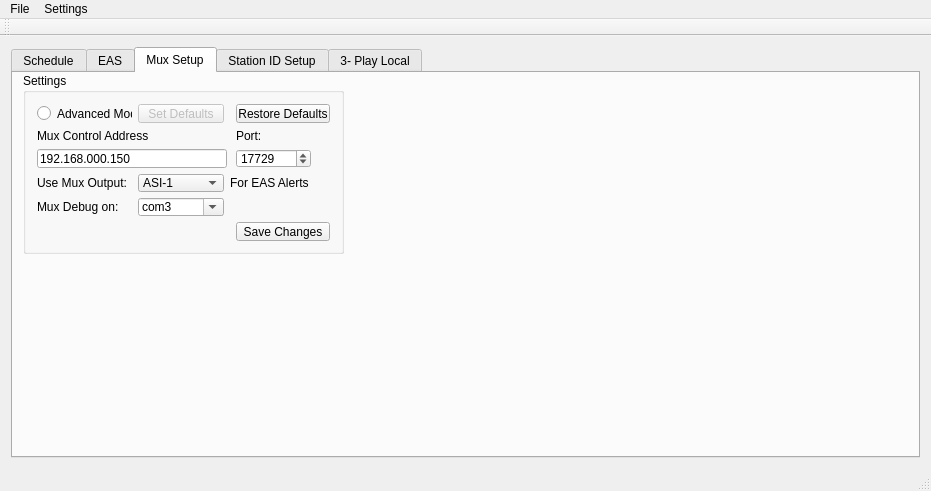
First picture: the form in Source/mainwindow.ui, repository dedicatedbroadcastsolutions/TvARP, before the edit.
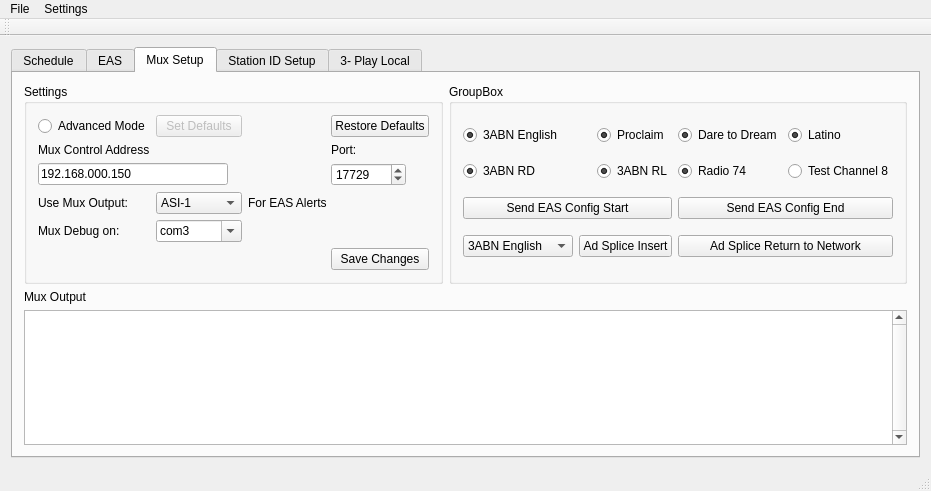
Second picture: the form after the edit. The open tabs and pages were chosen to show the change. Icons and pictures are not drawn.

Commit message:
fix_mux_config
fix restart mux to continue mux log display
fix formatting on mux log text file
add debug buttons for splice commands

```diff
--- a/Source/mainwindow.ui
+++ b/Source/mainwindow.ui
@@ -6,7 +6,7 @@
    <rect>
     <x>0</x>
     <y>0</y>
-    <width>764</width>
+    <width>837</width>
     <height>452</height>
    </rect>
   </property>
@@ -455,15 +455,35 @@
        <attribute name="title">
         <string>Mux Setup</string>
        </attribute>
+       <layout class="QGridLayout" name="gridLayout_9">
+        <item row="5" column="0" colspan="2">
+         <widget class="QTextEdit" name="mux_log_display_2">
+          <property name="verticalScrollBarPolicy">
+           <enum>Qt::ScrollBarAlwaysOn</enum>
+          </property>
+          <property name="autoFormatting">
+           <set>QTextEdit::AutoAll</set>
+          </property>
+          <property name="readOnly">
+           <bool>true</bool>
+          </property>
+          <property name="acceptRichText">
+           <bool>true</bool>
+          </property>
+          <property name="textInteractionFlags">
+           <set>Qt::NoTextInteraction</set>
+          </property>
+         </widget>
+        </item>
+        <item row="4" column="0" colspan="2">
+         <widget class="QLabel" name="label_19">
+          <property name="text">
+           <string>Mux Output</string>
+          </property>
+         </widget>
+        </item>
+        <item row="2" column="0" rowspan="2">
        <widget class="QGroupBox" name="groupBox_5">
-        <property name="geometry">
-         <rect>
-          <x>10</x>
-          <y>0</y>
-          <width>321</width>
-          <height>181</height>
-         </rect>
-        </property>
         <property name="title">
          <string>Settings</string>
         </property>
@@ -627,6 +647,193 @@
          </item>
         </layout>
        </widget>
+        </item>
+        <item row="2" column="1" rowspan="2">
+         <widget class="QGroupBox" name="groupBox_6">
+          <property name="title">
+           <string>GroupBox</string>
+          </property>
+          <layout class="QGridLayout" name="gridLayout_10">
+           <item row="0" column="0" colspan="2">
+            <widget class="QRadioButton" name="ch1">
+             <property name="text">
+              <string>3ABN English</string>
+             </property>
+             <property name="checked">
+              <bool>true</bool>
+             </property>
+             <property name="autoExclusive">
+              <bool>false</bool>
+             </property>
+            </widget>
+           </item>
+           <item row="0" column="2">
+            <widget class="QRadioButton" name="ch2">
+             <property name="text">
+              <string>Proclaim</string>
+             </property>
+             <property name="checked">
+              <bool>true</bool>
+             </property>
+             <property name="autoExclusive">
+              <bool>false</bool>
+             </property>
+            </widget>
+           </item>
+           <item row="0" column="3">
+            <widget class="QRadioButton" name="ch3">
+             <property name="text">
+              <string>Dare to Dream</string>
+             </property>
+             <property name="checked">
+              <bool>true</bool>
+             </property>
+             <property name="autoExclusive">
+              <bool>false</bool>
+             </property>
+            </widget>
+           </item>
+           <item row="0" column="4">
+            <widget class="QRadioButton" name="ch4">
+             <property name="text">
+              <string>Latino</string>
+             </property>
+             <property name="checked">
+              <bool>true</bool>
+             </property>
+             <property name="autoExclusive">
+              <bool>false</bool>
+             </property>
+            </widget>
+           </item>
+           <item row="1" column="0">
+            <widget class="QRadioButton" name="ch5">
+             <property name="text">
+              <string>3ABN RD</string>
+             </property>
+             <property name="checked">
+              <bool>true</bool>
+             </property>
+             <property name="autoExclusive">
+              <bool>false</bool>
+             </property>
+            </widget>
+           </item>
+           <item row="1" column="2">
+            <widget class="QRadioButton" name="ch6">
+             <property name="text">
+              <string>3ABN RL</string>
+             </property>
+             <property name="checked">
+              <bool>true</bool>
+             </property>
+             <property name="autoExclusive">
+              <bool>false</bool>
+             </property>
+            </widget>
+           </item>
+           <item row="1" column="3">
+            <widget class="QRadioButton" name="ch7">
+             <property name="text">
+              <string>Radio 74</string>
+             </property>
+             <property name="checked">
+              <bool>true</bool>
+             </property>
+             <property name="autoExclusive">
+              <bool>false</bool>
+             </property>
+            </widget>
+           </item>
+           <item row="1" column="4">
+            <widget class="QRadioButton" name="ch8">
+             <property name="text">
+              <string>Test Channel 8</string>
+             </property>
+             <property name="checked">
+              <bool>false</bool>
+             </property>
+             <property name="autoExclusive">
+              <bool>false</bool>
+             </property>
+            </widget>
+           </item>
+           <item row="2" column="0" colspan="3">
+            <widget class="QPushButton" name="send_eas_config">
+             <property name="text">
+              <string>Send EAS Config Start</string>
+             </property>
+            </widget>
+           </item>
+           <item row="2" column="3" colspan="2">
+            <widget class="QPushButton" name="revert_eas_config">
+             <property name="text">
+              <string>Send EAS Config End</string>
+             </property>
+            </widget>
+           </item>
+           <item row="3" column="0">
+            <widget class="QComboBox" name="comboBox">
+             <item>
+              <property name="text">
+               <string>3ABN English</string>
+              </property>
+             </item>
+             <item>
+              <property name="text">
+               <string>Proclaim</string>
+              </property>
+             </item>
+             <item>
+              <property name="text">
+               <string>Dare to Dream</string>
+              </property>
+             </item>
+             <item>
+              <property name="text">
+               <string>Latino</string>
+              </property>
+             </item>
+             <item>
+              <property name="text">
+               <string>3ABN Radio</string>
+              </property>
+             </item>
+             <item>
+              <property name="text">
+               <string>Latino Radio</string>
+              </property>
+             </item>
+             <item>
+              <property name="text">
+               <string>Radio 74</string>
+              </property>
+             </item>
+             <item>
+              <property name="text">
+               <string>Test Ch 8</string>
+              </property>
+             </item>
+            </widget>
+           </item>
+           <item row="3" column="1" colspan="2">
+            <widget class="QPushButton" name="ad_insert">
+             <property name="text">
+              <string>Ad Splice Insert</string>
+             </property>
+            </widget>
+           </item>
+           <item row="3" column="3" colspan="2">
+            <widget class="QPushButton" name="ad_return_to_network">
+             <property name="text">
+              <string>Ad Splice Return to Network</string>
+             </property>
+            </widget>
+           </item>
+          </layout>
+         </widget>
+        </item>
+       </layout>
       </widget>
       <widget class="QWidget" name="tab_5">
        <attribute name="title">
```
Left out of the diff: 4 changed lines with no effect on the pictures. Lines whose indentation alone changed are shown as unchanged. The commit also changes 8 other files.
